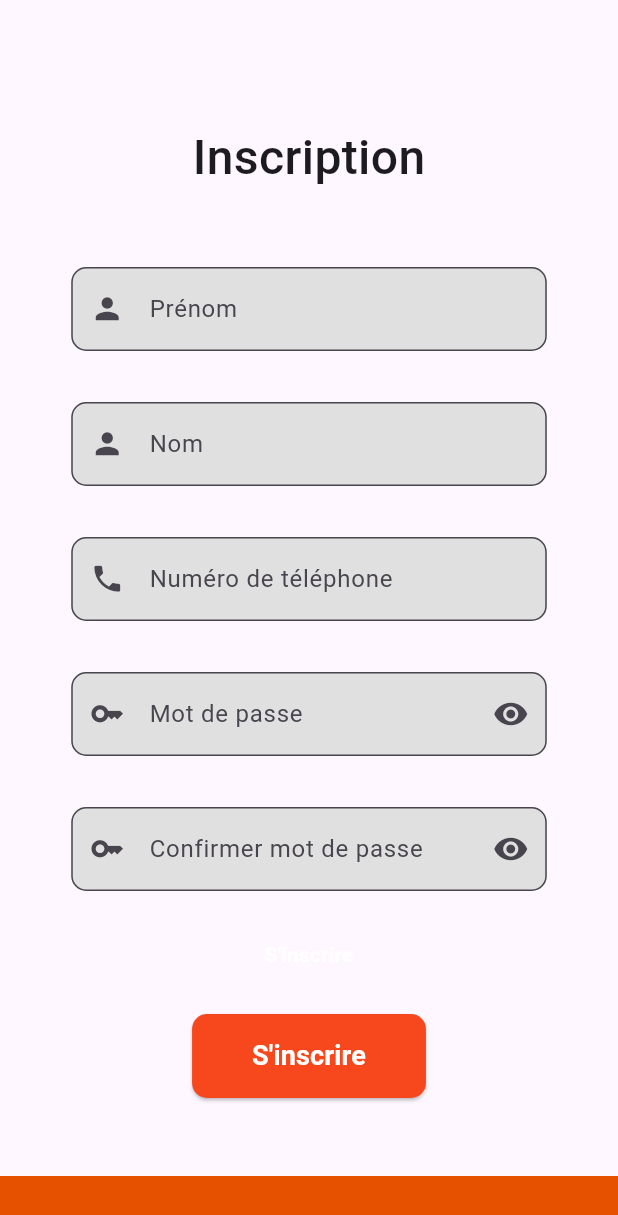
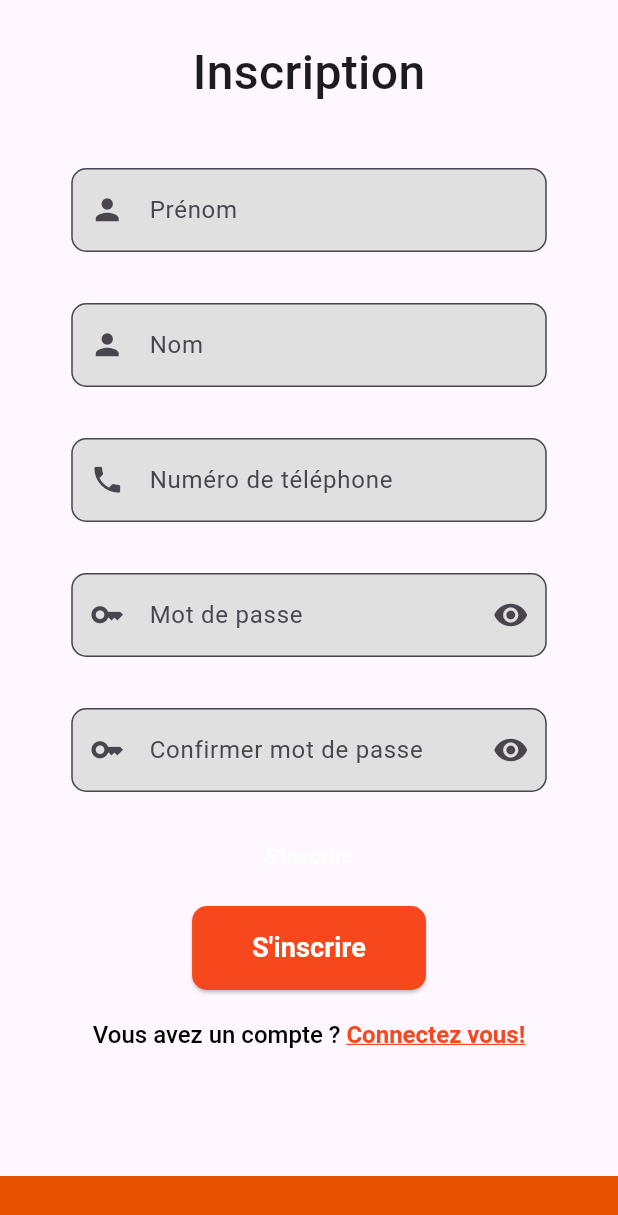
Before and after one commit to mouhamed48-diagne/TERA_REPO, a Flutter app: the Inscription screen opened directly, on a phone screen of 412 x 824 dp. Shown: the top 1215 px of the screen. Run offline on Flutter 3.47's test engine with Material 3 defaults, Android fonts, the light colour scheme and no system bars; our stand-ins replace page_transition; Roboto replaces fonts that are missing (Jost).

```diff
--- /dev/null
+++ b/lib/constants.dart
@@ -0,0 +1,4 @@
+import 'package:flutter/material.dart';
+
+const Color orange = Color.fromRGBO(247, 72, 29, 1);
+const Color jauneClair = Color.fromRGBO(228, 219, 140, 1);
--- a/lib/inscription.dart
+++ b/lib/inscription.dart
@@ -14,12 +14,12 @@ class _InscriptionState extends State<Inscription> {
   @override
   Widget build(BuildContext context) {
     return Scaffold(
-      body: SingleChildScrollView(
-        child: Center(
+      body: SafeArea(
+        child: SingleChildScrollView(
           child: Column(
             children: [
               const SizedBox(
-                height: 82,
+                height: 25,
               ),
               const Text(
                 "Inscription",
@@ -30,7 +30,7 @@ class _InscriptionState extends State<Inscription> {
                 ),
               ),
               const SizedBox(
-                height: 34,
+                height: 25,
               ),
               Center(
                 child: Padding(
@@ -111,8 +111,7 @@ class _InscriptionState extends State<Inscription> {
                   ),
                 ),
               ),
-              Center(
-                child: Padding(
+              Padding(
                 padding: const EdgeInsets.all(16.0),
                 child: SizedBox(
                   height: 58.0,
@@ -129,9 +128,7 @@ class _InscriptionState extends State<Inscription> {
                       ),
                       suffixIcon: IconButton(
                         icon: Icon(
-                            _isObscure1
-                                ? Icons.visibility
-                                : Icons.visibility_off,
+                          _isObscure1 ? Icons.visibility : Icons.visibility_off,
                         ),
                         onPressed: () {
                           setState(() {
@@ -149,9 +146,7 @@ class _InscriptionState extends State<Inscription> {
                   ),
                 ),
               ),
-              ),
-              Center(
-                child: Padding(
+              Padding(
                 padding: const EdgeInsets.all(16.0),
                 child: SizedBox(
                   height: 58.0,
@@ -167,9 +162,7 @@ class _InscriptionState extends State<Inscription> {
                       ),
                       suffixIcon: IconButton(
                         icon: Icon(
-                            _isObscure1
-                                ? Icons.visibility
-                                : Icons.visibility_off,
+                          _isObscure1 ? Icons.visibility : Icons.visibility_off,
                         ),
                         onPressed: () {
                           setState(() {
@@ -187,7 +180,6 @@ class _InscriptionState extends State<Inscription> {
                   ),
                 ),
               ),
-              ),
               TextButton(
                 onPressed: () => {},
                 child: const Text(
@@ -197,7 +189,7 @@ class _InscriptionState extends State<Inscription> {
                 ),
               ),
               Padding(
-                padding: const EdgeInsets.all(16.0),
+                padding: const EdgeInsets.all(10.0),
                 child: Column(
                   children: [
                     ElevatedButton(
@@ -220,7 +212,7 @@ class _InscriptionState extends State<Inscription> {
                         ),
                       ),
                     ),
-                    const SizedBox(height: 50),
+                    const SizedBox(height: 20),
                     RichText(
                       text: TextSpan(
                         text: "Vous avez un compte ? ",
```
Also changed, not shown: lib/entrepots.dart (added, +21 -0 lines), lib/functions.dart (added, +13 -0 lines), lib/home.dart (added, +21 -0 lines), lib/main.dart (+4 -109 lines), lib/navbar.dart (added, +51 -0 lines), lib/shop.dart (added, +22 -0 lines), pubspec.yaml (+4 -5 lines), assets/Tera.png (added), assets/Tera2.png (added), assets/augmenter.png (added), assets/cacahuete.png (added), assets/cloud-computing.png (added), assets/decrease.png (added), assets/humidite.png (added), 4 more files. Lines whose indentation alone changed are shown as unchanged.
